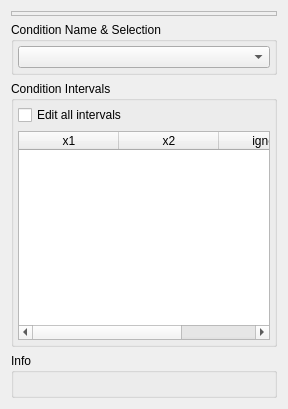
Before: the Qt Designer form src/analysis/interval_condition_dialog.ui in flueke/mvme, drawn with Qt 5.
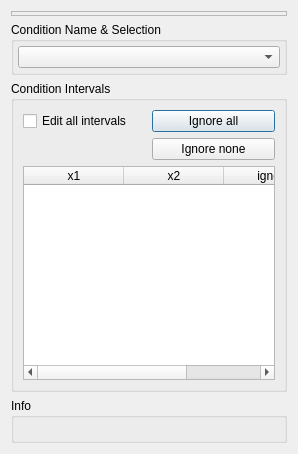
After: the same form once the commit is applied.

Commit message: analysis: add ignoreAll/None to the interval condition ui

Patch:
```diff
--- a/src/analysis/interval_condition_dialog.ui
+++ b/src/analysis/interval_condition_dialog.ui
@@ -6,14 +6,14 @@
    <rect>
     <x>0</x>
     <y>0</y>
-    <width>288</width>
-    <height>409</height>
+    <width>298</width>
+    <height>454</height>
    </rect>
   </property>
   <property name="windowTitle">
    <string>Interval Condition Editor</string>
   </property>
-  <layout class="QVBoxLayout" name="verticalLayout">
+  <layout class="QVBoxLayout" name="verticalLayout_2">
    <item>
     <widget class="QFrame" name="tb_frame">
      <property name="minimumSize">
@@ -66,20 +66,33 @@
      <property name="title">
       <string>Condition Intervals</string>
      </property>
-     <layout class="QGridLayout" name="gridLayout_2">
-      <property name="leftMargin">
-       <number>4</number>
-      </property>
-      <property name="topMargin">
-       <number>4</number>
-      </property>
-      <property name="rightMargin">
-       <number>4</number>
-      </property>
-      <property name="bottomMargin">
-       <number>4</number>
-      </property>
-      <item row="1" column="0">
+     <layout class="QVBoxLayout" name="verticalLayout">
+      <item>
+       <layout class="QGridLayout" name="gridLayout_2">
+        <item row="0" column="1">
+         <widget class="QPushButton" name="pb_ignoreAll">
+          <property name="text">
+           <string>Ignore all</string>
+          </property>
+         </widget>
+        </item>
+        <item row="0" column="0">
+         <widget class="QCheckBox" name="cb_editAll">
+          <property name="text">
+           <string>Edit all intervals</string>
+          </property>
+         </widget>
+        </item>
+        <item row="1" column="1">
+         <widget class="QPushButton" name="pb_ignoreNone">
+          <property name="text">
+           <string>Ignore none</string>
+          </property>
+         </widget>
+        </item>
+       </layout>
+      </item>
+      <item>
        <widget class="QTableWidget" name="tw_intervals">
         <property name="editTriggers">
          <set>QAbstractItemView::AnyKeyPressed|QAbstractItemView::DoubleClicked|QAbstractItemView::EditKeyPressed</set>
@@ -122,13 +135,6 @@
         </column>
        </widget>
       </item>
-      <item row="0" column="0">
-       <widget class="QCheckBox" name="cb_editAll">
-        <property name="text">
-         <string>Edit all intervals</string>
-        </property>
-       </widget>
-      </item>
      </layout>
     </widget>
    </item>
```
The commit also changes 1 other file.
